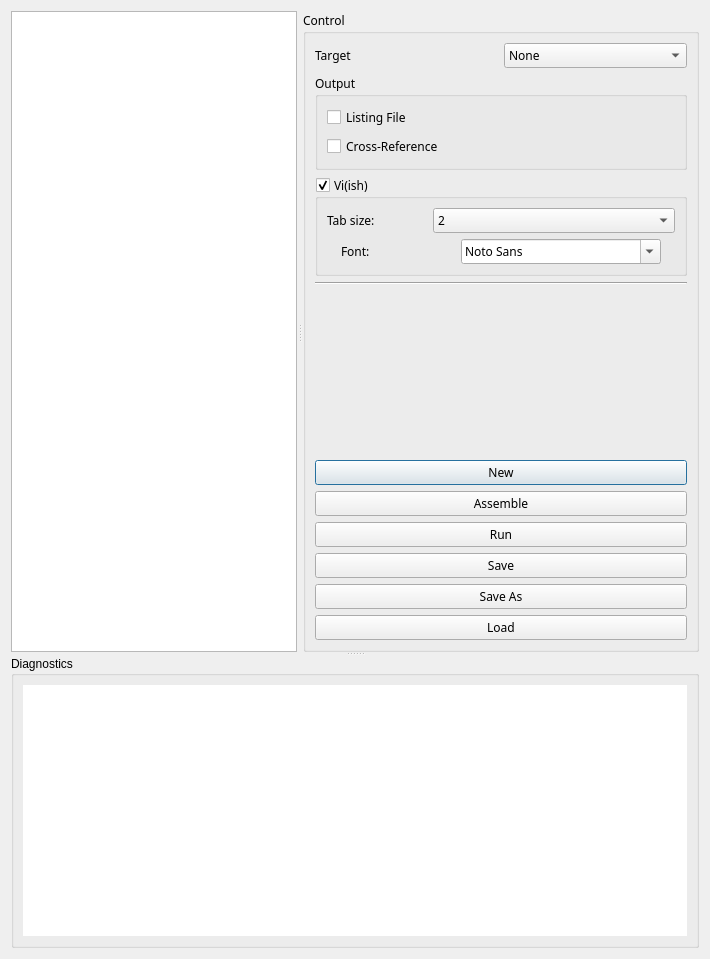
Qt form src/gui/ui/assemblerdialog.ui (42wonko/chip8) before a commit.
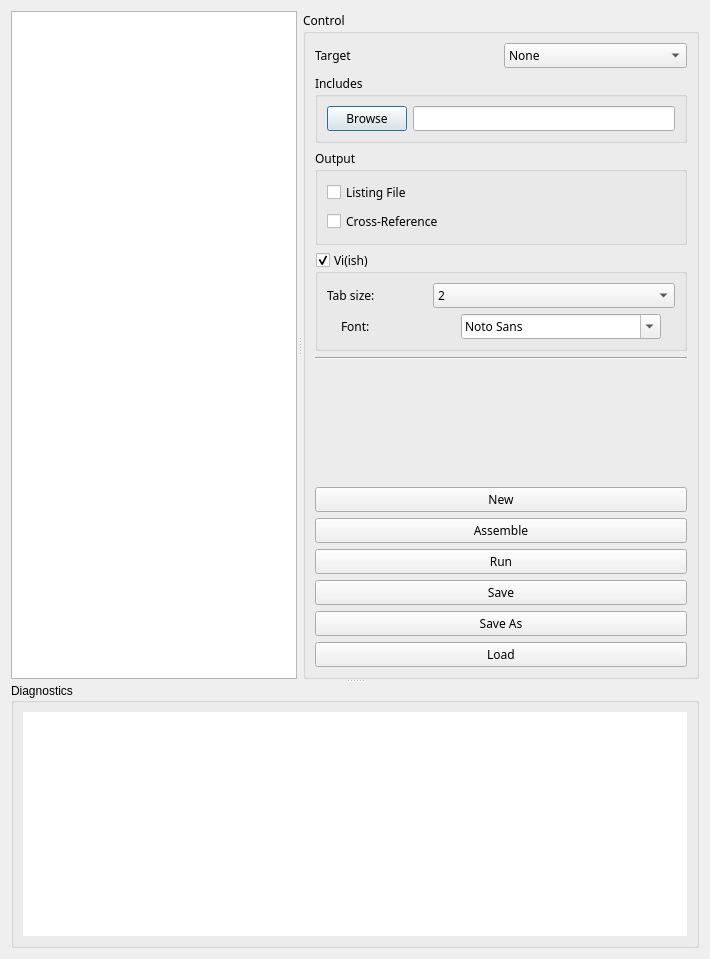
The same form after that commit. Custom widgets are drawn as their Qt base class.

Commit message: added support for #INCLUDE directive

```diff
--- a/src/gui/ui/assemblerdialog.ui
+++ b/src/gui/ui/assemblerdialog.ui
@@ -132,6 +132,25 @@
           </item>
          </layout>
         </item>
+        <item>
+         <widget class="QGroupBox" name="asmIncludeGroupBox">
+          <property name="title">
+           <string>Includes</string>
+          </property>
+          <layout class="QHBoxLayout" name="horizontalLayout_5">
+           <item>
+            <widget class="QPushButton" name="asmIncludesPushButton">
+             <property name="text">
+              <string>Browse</string>
+             </property>
+            </widget>
+           </item>
+           <item>
+            <widget class="QLineEdit" name="asmIncludesLineEdit"/>
+           </item>
+          </layout>
+         </widget>
+        </item>
         <item>
          <widget class="QGroupBox" name="asmOutputControlGroupBox">
           <property name="sizePolicy">
```
The commit also changes 8 other files.
